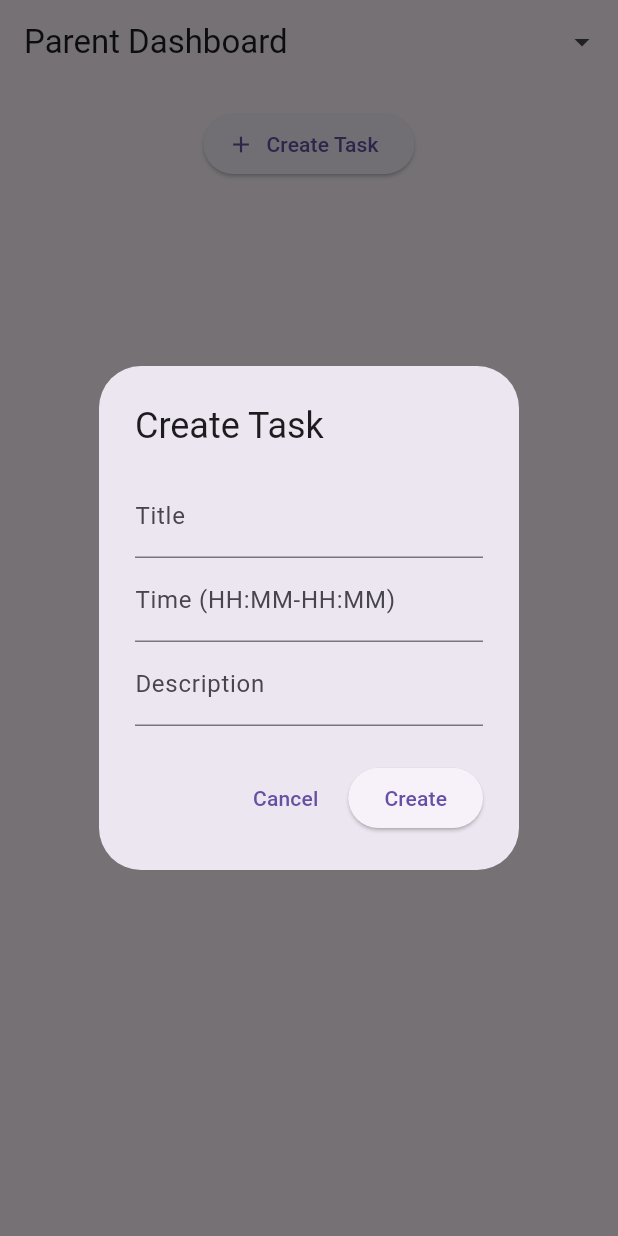
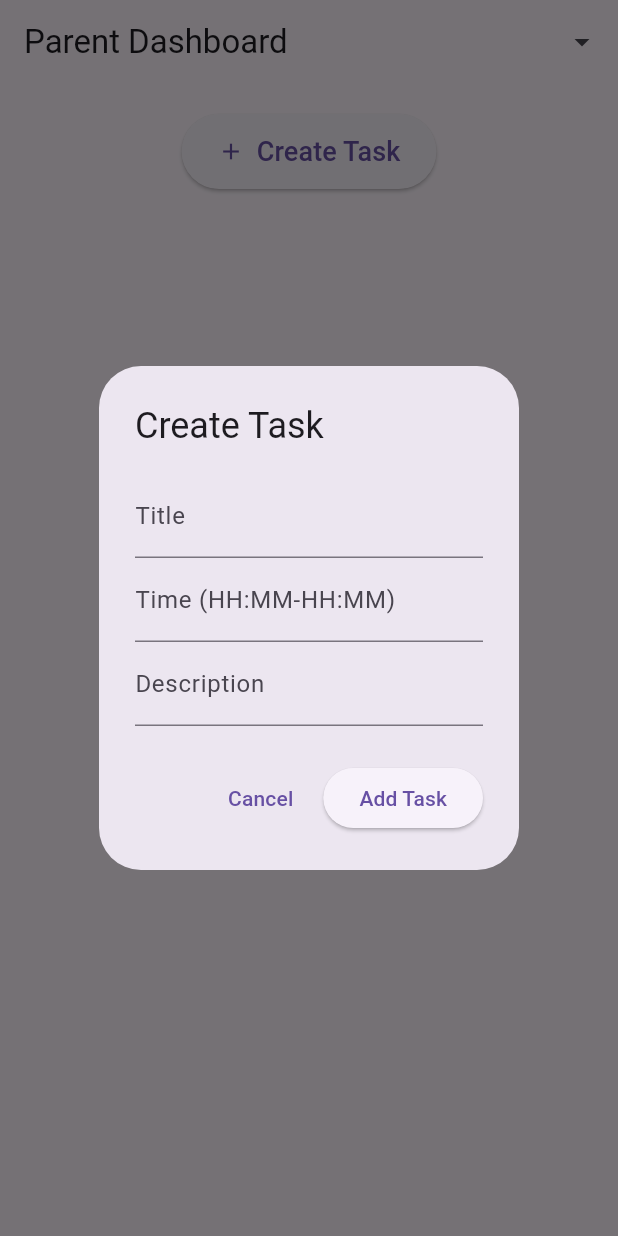
Before and after one commit to toc8730/StepSync, a Flutter app: the HomePage screen opened directly with empty values, after a tap on "Create Task", on a phone screen of 412 x 824 dp. Run offline on Flutter 3.47's test engine with Material 3 defaults, Android fonts, the phone set to English and light mode, and no system bars; our stand-ins replace flutter_local_notifications, timezone.

Commit message:
fixed everything, going to add image uploads now

```diff
--- a/lib/pages/home_page.dart
+++ b/lib/pages/home_page.dart
@@ -1,12 +1,33 @@
 import 'package:flutter/material.dart';
+import 'notifications.dart';
 
 class Task {
   String title;
-  String time; // HH:MM-HH:MM
   String description;
-  bool isHidden; // true = hidden from child
+  String time; // e.g., "09:30-09:50"
+  bool hidden = false;
+  int notificationId;
 
-  Task({required this.title, required this.time, required this.description, this.isHidden = false});
+  Task({
+    required this.title,
+    required this.description,
+    required this.time,
+    required this.notificationId,
+  });
+
+  /// Convert start time to DateTime for sorting
+  DateTime get startDateTime {
+    final start = time.split('-')[0]; // "09:30"
+    final parts = start.split(':');
+    final now = DateTime.now();
+    return DateTime(
+      now.year,
+      now.month,
+      now.day,
+      int.parse(parts[0]),
+      int.parse(parts[1]),
+    );
+  }
 }
 
 class HomePage extends StatefulWidget {
@@ -19,89 +40,139 @@ class HomePage extends StatefulWidget {
 
 class _HomePageState extends State<HomePage> {
   List<Task> tasks = [];
+  int _nextNotificationId = 0;
 
-  final TextEditingController _titleController = TextEditingController();
-  final TextEditingController _timeController = TextEditingController();
-  final TextEditingController _descController = TextEditingController();
+  @override
+  void initState() {
+    super.initState();
+    NotificationsHelper.initialize();
+  }
 
-  int _timeToMinutes(String time) {
+  /// Schedule notification 5 minutes before task
+  void _scheduleTaskNotification(Task task) {
     try {
-      final parts = time.split('-')[0].split(':');
-      final h = int.parse(parts[0]);
-      final m = int.parse(parts[1]);
-      return h * 60 + m;
-    } catch (_) {
-      return 0;
+      final scheduledTime = task.startDateTime.subtract(const Duration(minutes: 5));
+
+      NotificationsHelper.scheduleNotification(
+        id: task.notificationId,
+        title: 'Task starting soon',
+        body: '"${task.title}" starts in 5 minutes!',
+        scheduledTime: scheduledTime,
+      );
+    } catch (e) {
+      print('Failed to schedule notification: $e');
     }
   }
 
-  void _createTaskDialog({Task? editTask}) {
-    if (editTask != null) {
-      _titleController.text = editTask.title;
-      _timeController.text = editTask.time;
-      _descController.text = editTask.description;
-    } else {
-      _titleController.clear();
-      _timeController.clear();
-      _descController.clear();
+  /// Sort tasks by start time
+  void _sortTasks() {
+    tasks.sort((a, b) => a.startDateTime.compareTo(b.startDateTime));
   }
+
+  /// Show Create Task dialog
+  void _showCreateTaskDialog() async {
+    final titleController = TextEditingController();
+    final descController = TextEditingController();
+    final timeController = TextEditingController();
+
+    await showDialog(
+      context: context,
+      builder: (context) => AlertDialog(
+        title: const Text('Create Task'),
+        content: Column(
+          mainAxisSize: MainAxisSize.min,
+          children: [
+            TextField(
+              controller: titleController,
+              decoration: const InputDecoration(labelText: 'Title'),
+            ),
+            TextField(
+              controller: timeController,
+              decoration: const InputDecoration(
+                labelText: 'Time (HH:MM-HH:MM)',
+                hintText: '09:30-09:50',
+              ),
+            ),
+            TextField(
+              controller: descController,
+              decoration: const InputDecoration(labelText: 'Description'),
+            ),
+          ],
+        ),
+        actions: [
+          TextButton(
+            onPressed: () => Navigator.pop(context),
+            child: const Text('Cancel'),
+          ),
+          ElevatedButton(
+            onPressed: () {
+              final task = Task(
+                title: titleController.text,
+                description: descController.text,
+                time: timeController.text,
+                notificationId: _nextNotificationId++,
+              );
+              setState(() {
+                tasks.add(task);
+                _sortTasks();
+              });
+              _scheduleTaskNotification(task);
+              Navigator.pop(context);
+            },
+            child: const Text('Add Task'),
+          ),
+        ],
+      ),
+    );
+  }
+
+  /// Show Edit Task dialog
+  void _showEditTaskDialog(Task task) {
+    final titleController = TextEditingController(text: task.title);
+    final descController = TextEditingController(text: task.description);
+    final timeController = TextEditingController(text: task.time);
 
     showDialog(
       context: context,
       builder: (context) => AlertDialog(
-        title: Text(editTask != null ? 'Edit Task' : 'Create Task'),
-        content: SingleChildScrollView(
-          child: Column(
+        title: const Text('Edit Task'),
+        content: Column(
+          mainAxisSize: MainAxisSize.min,
           children: [
-              TextField(controller: _titleController, decoration: const InputDecoration(labelText: 'Title')),
-              TextField(controller: _timeController, decoration: const InputDecoration(labelText: 'Time (HH:MM-HH:MM)')),
-              TextField(controller: _descController, decoration: const InputDecoration(labelText: 'Description')),
+            TextField(
+              controller: titleController,
+              decoration: const InputDecoration(labelText: 'Title'),
+            ),
+            TextField(
+              controller: timeController,
+              decoration: const InputDecoration(
+                labelText: 'Time (HH:MM-HH:MM)',
+                hintText: '09:30-09:50',
+              ),
+            ),
+            TextField(
+              controller: descController,
+              decoration: const InputDecoration(labelText: 'Description'),
+            ),
           ],
-          ),
         ),
         actions: [
           TextButton(
-            onPressed: () {
-              _titleController.clear();
-              _timeController.clear();
-              _descController.clear();
-              Navigator.pop(context);
-            },
+            onPressed: () => Navigator.pop(context),
             child: const Text('Cancel'),
           ),
           ElevatedButton(
             onPressed: () {
-              final title = _titleController.text.trim();
-              final time = _timeController.text.trim();
-              final desc = _descController.text.trim();
-
-              final timePattern = RegExp(r'^\d{1,2}:\d{2}-\d{1,2}:\d{2}$');
-
-              if (title.isEmpty || time.isEmpty || desc.isEmpty) {
-                ScaffoldMessenger.of(context).showSnackBar(const SnackBar(content: Text('All fields are required!')));
-                return;
-              } else if (!timePattern.hasMatch(time)) {
-                ScaffoldMessenger.of(context).showSnackBar(const SnackBar(content: Text('Time must be in HH:MM-HH:MM format')));
-                return;
-              }
-
               setState(() {
-                if (editTask != null) {
-                  editTask.title = title;
-                  editTask.time = time;
-                  editTask.description = desc;
-                } else {
-                  tasks.add(Task(title: title, time: time, description: desc));
-                }
-                tasks.sort((a, b) => _timeToMinutes(a.time).compareTo(_timeToMinutes(b.time)));
+                task.title = titleController.text;
+                task.description = descController.text;
+                task.time = timeController.text;
+                _sortTasks();
               });
-
-              _titleController.clear();
-              _timeController.clear();
-              _descController.clear();
+              _scheduleTaskNotification(task);
               Navigator.pop(context);
             },
-            child: Text(editTask != null ? 'Save' : 'Create'),
+            child: const Text('Save'),
           ),
         ],
       ),
@@ -112,13 +183,15 @@ class _HomePageState extends State<HomePage> {
   Widget build(BuildContext context) {
     return Scaffold(
       appBar: AppBar(
+        title: const Text('Parent Dashboard'),
         automaticallyImplyLeading: false,
-        title: const Text('Parent Dashboard'),
         actions: [
           PopupMenuButton<String>(
             onSelected: (value) {
               if (value == 'profile') {
-                ScaffoldMessenger.of(context).showSnackBar(const SnackBar(content: Text('Profile button pressed')));
+                ScaffoldMessenger.of(context).showSnackBar(
+                  const SnackBar(content: Text('Profile button pressed')),
+                );
               } else if (value == 'signout') {
                 Navigator.pop(context);
               }
@@ -129,84 +202,86 @@ class _HomePageState extends State<HomePage> {
             ],
             icon: Row(
               children: [
-                Text(widget.username, style: const TextStyle(fontSize: 16, fontWeight: FontWeight.w500)),
+                Text(
+                  widget.username,
+                  style: const TextStyle(
+                    fontSize: 16,
+                    fontWeight: FontWeight.w500,
+                  ),
+                ),
                 const Icon(Icons.arrow_drop_down),
               ],
             ),
           ),
         ],
       ),
-      body: Padding(
-        padding: const EdgeInsets.all(16.0),
-        child: Column(
+      body: Column(
         children: [
-            ElevatedButton.icon(
-              onPressed: () => _createTaskDialog(),
+          const SizedBox(height: 20),
+          Center(
+            child: ElevatedButton.icon(
+              onPressed: _showCreateTaskDialog,
               icon: const Icon(Icons.add),
-              label: const Text('Create Task'),
+              label: const Text(
+                'Create Task',
+                style: TextStyle(fontSize: 18),
+              ),
+              style: ElevatedButton.styleFrom(
+                padding: const EdgeInsets.symmetric(horizontal: 24, vertical: 12),
+              ),
+            ),
           ),
           const SizedBox(height: 20),
           Expanded(
-              child: tasks.isEmpty
-                  ? const Center(child: Text('No tasks yet'))
-                  : ListView.builder(
+            child: ListView.builder(
               itemCount: tasks.length,
               itemBuilder: (context, index) {
                 final task = tasks[index];
                 return Card(
+                  color: task.hidden ? Colors.grey[300] : Colors.white,
+                  margin: const EdgeInsets.symmetric(vertical: 6, horizontal: 12),
                   child: ListTile(
-                            title: Text('${task.time} | ${task.title}'),
-                            subtitle: task.isHidden ? const Text('[Hidden from child]') : null,
+                    title: Text('${task.time} - ${task.title}'),
+                    subtitle: Column(
+                      crossAxisAlignment: CrossAxisAlignment.start,
+                      children: [
+                        Text(task.description),
+                        if (task.hidden)
+                          const Text(
+                            'Hidden from child view',
+                            style: TextStyle(color: Colors.red, fontSize: 12),
+                          ),
+                      ],
+                    ),
                     trailing: Row(
                       mainAxisSize: MainAxisSize.min,
                       children: [
                         IconButton(
-                                  icon: const Icon(Icons.edit, size: 20),
-                                  tooltip: 'Edit',
-                                  onPressed: () => _createTaskDialog(editTask: task),
-                                ),
-                                IconButton(
-                                  icon: const Icon(Icons.delete, size: 20),
-                                  tooltip: 'Delete',
+                          icon: const Icon(Icons.delete, size: 18),
                           onPressed: () {
-                                    setState(() => tasks.removeAt(index));
+                            NotificationsHelper.cancelNotification(task.notificationId);
+                            setState(() {
+                              tasks.removeAt(index);
+                            });
                           },
                         ),
                         IconButton(
+                          icon: const Icon(Icons.edit, size: 18),
+                          onPressed: () => _showEditTaskDialog(task),
+                        ),
+                        IconButton(
                           icon: Icon(
-                                    task.isHidden ? Icons.visibility : Icons.visibility_off,
-                                    size: 20,
+                            task.hidden ? Icons.visibility : Icons.visibility_off,
+                            size: 18,
                           ),
-                                  tooltip: task.isHidden ? 'Unhide' : 'Hide from Child',
                           onPressed: () {
-                                    setState(() => task.isHidden = !task.isHidden);
-                                    ScaffoldMessenger.of(context).showSnackBar(
-                                      SnackBar(
-                                        content: Text(task.isHidden
-                                            ? 'Hidden from child dashboard'
-                                            : 'Task is now visible to child'),
-                                      ),
-                                    );
+                            setState(() {
+                              task.hidden = !task.hidden;
+                            });
                           },
                         ),
                       ],
                     ),
-                            onTap: () {
-                              // Expand/collapse to show description
-                              showDialog(
-                                context: context,
-                                builder: (context) => AlertDialog(
-                                  title: Text(task.title),
-                                  content: Text(task.description),
-                                  actions: [
-                                    TextButton(
-                                      onPressed: () => Navigator.pop(context),
-                                      child: const Text('Close'),
-                                    )
-                                  ],
-                                ),
-                              );
-                            },
                   ),
                 );
               },
@@ -214,7 +289,6 @@ class _HomePageState extends State<HomePage> {
           ),
         ],
       ),
-      ),
     );
   }
 }
--- a/lib/pages/notifications.dart
+++ b/lib/pages/notifications.dart
@@ -1,57 +1,55 @@
 import 'package:flutter_local_notifications/flutter_local_notifications.dart';
-import 'package:timezone/data/latest.dart' as tz;
 import 'package:timezone/timezone.dart' as tz;
+import 'package:timezone/data/latest_all.dart' as tz;
 
-final FlutterLocalNotificationsPlugin flutterLocalNotificationsPlugin =
-    FlutterLocalNotificationsPlugin();
+class NotificationsHelper {
+  static final FlutterLocalNotificationsPlugin _notificationsPlugin =
+      FlutterLocalNotificationsPlugin();
 
-Future<void> initNotifications() async {
-  tz.initializeTimeZones();
+  static Future<void> initialize() async {
+    tz.initializeTimeZones();
 
-  const AndroidInitializationSettings initSettingsAndroid =
-      AndroidInitializationSettings('@mipmap/ic_launcher');
+    const AndroidInitializationSettings androidInit =
+        AndroidInitializationSettings('@mipmap/ic_launcher');
+    const DarwinInitializationSettings iosInit = DarwinInitializationSettings();
 
-  const InitializationSettings initSettings =
-      InitializationSettings(android: initSettingsAndroid);
+    const InitializationSettings settings =
+        InitializationSettings(android: androidInit, iOS: iosInit);
 
-  await flutterLocalNotificationsPlugin.initialize(initSettings);
-}
+    await _notificationsPlugin.initialize(settings);
+  }
 
-Future<void> scheduleNotification(String title, String timeRange) async {
-  try {
-    final start = timeRange.split('-')[0]; // "09:30"
-    final parts = start.split(':');
-    final hour = int.parse(parts[0]);
-    final minute = int.parse(parts[1]);
-
-    final now = tz.TZDateTime.now(tz.local);
-    final scheduled = tz.TZDateTime(
-      tz.local,
-      now.year,
-      now.month,
-      now.day,
-      hour,
-      minute,
-    ).subtract(const Duration(minutes: 5)); // 5 minutes before
-
-    await flutterLocalNotificationsPlugin.zonedSchedule(
-      0,
-      'Upcoming Block',
-      '$title starts in 5 minutes!',
-      scheduled,
+  static Future<void> scheduleNotification({
+    required int id,
+    required String title,
+    required String body,
+    required DateTime scheduledTime,
+  }) async {
+    await _notificationsPlugin.zonedSchedule(
+      id,
+      title,
+      body,
+      tz.TZDateTime.from(scheduledTime, tz.local),
       const NotificationDetails(
         android: AndroidNotificationDetails(
-          'main_channel',
-          'Main Notifications',
+          'task_channel',
+          'Task Notifications',
+          channelDescription: 'Notifications for tasks',
           importance: Importance.max,
           priority: Priority.high,
         ),
+        iOS: DarwinNotificationDetails(),
       ),
-      uiLocalNotificationDateInterpretation:
-          UILocalNotificationDateInterpretation.absoluteTime,
-      androidAllowWhileIdle: true,
+      // androidAllowWhileIdle: true,
+      androidScheduleMode: AndroidScheduleMode.exactAllowWhileIdle, // ✅ required for v14+
     );
-  } catch (e) {
-    print('Error scheduling notification: $e');
+  }
+
+  static Future<void> cancelNotification(int id) async {
+    await _notificationsPlugin.cancel(id);
+  }
+
+  static Future<void> cancelAllNotifications() async {
+    await _notificationsPlugin.cancelAll();
   }
 }
--- a/pubspec.yaml
+++ b/pubspec.yaml
@@ -31,8 +31,8 @@ dependencies:
   flutter:
     sdk: flutter
 
-  flutter_local_notifications: ^17.0.0
-  timezone: ^0.9.3
+  flutter_local_notifications: ^19.4.2
+  timezone: ^0.10.1
 
   # The following adds the Cupertino Icons font to your application.
   # Use with the CupertinoIcons class for iOS style icons.
```
Also changed, not shown: pubspec.lock, 2 other files. Lines whose indentation alone changed are shown as unchanged.
